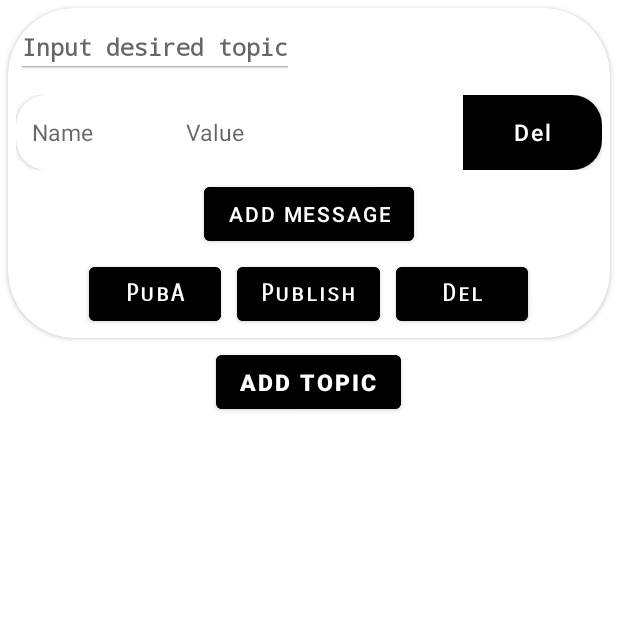
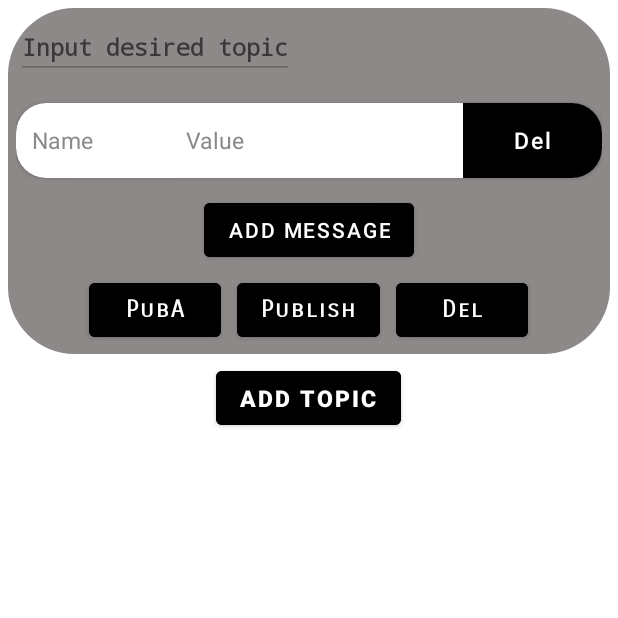
Before and after one commit to unknow0123456789/FakeData_MQTT, an Android app: the screen it shows after launch (MainActivity), after a tap on "ADD MESSAGE", on a phone screen of 412 x 824 dp, the top half of it. Run offline under Robolectric (Android 15) with nearby library versions, the phone set to English and light mode, and no system bars; libraries missing offline, so code that uses them is left out: org.eclipse.paho; 3 other taps on this screen came first.

Commit message:
Alpha 1.0 - full function (Unstable) Fix UI Glitch on Physical Device Exposing with bug related to data shifting Unfixed bug related to recyclerView control list

```diff
--- a/app/src/main/res/layout/activity_main.xml
+++ b/app/src/main/res/layout/activity_main.xml
@@ -5,7 +5,7 @@
     android:layout_width="match_parent"
     android:layout_height="match_parent"
     android:orientation="vertical"
-    android:backgroundTint="@color/white"
+    android:background="@color/white"
     tools:context=".MainActivity">
 
     <RelativeLayout
--- a/app/src/main/res/layout/message_box.xml
+++ b/app/src/main/res/layout/message_box.xml
@@ -4,6 +4,7 @@
     android:layout_height="50dp"
     xmlns:app="http://schemas.android.com/apk/res-auto"
     app:cardCornerRadius="@dimen/MessageBox_ConnerRadius"
+    android:layout_marginVertical="@dimen/MessageBox_Margin"
     >
     <LinearLayout
         android:layout_width="match_parent"
@@ -26,6 +27,7 @@
                 android:hint="Name"
                 android:textSize="@dimen/MessageBoxTextSize"
                 android:textColor="@color/black"
+                android:textColorHint="@color/gray"
                 android:padding="5dp"
                 ></EditText>
         </RelativeLayout>
@@ -45,6 +47,7 @@
                 android:hint="Value"
                 android:textSize="@dimen/MessageBoxTextSize"
                 android:textColor="@color/black"
+                android:textColorHint="@color/gray"
                 android:padding="5dp"
                 ></EditText>
         </RelativeLayout>
--- a/app/src/main/res/layout/message_card.xml
+++ b/app/src/main/res/layout/message_card.xml
@@ -10,6 +10,7 @@
     <RelativeLayout
         android:layout_width="match_parent"
         android:layout_height="wrap_content"
+        android:background="@color/gray"
         >
         <EditText
             android:layout_width="wrap_content"
@@ -47,6 +48,7 @@
             android:id="@+id/Card_RecyclerMessageBox"
             android:layout_below="@id/Card_LockBTN"
             android:visibility="gone"
+            android:backgroundTint="@color/gray"
             ></androidx.recyclerview.widget.RecyclerView>
         <Button
             android:layout_width="wrap_content"
@@ -56,6 +58,7 @@
             android:id="@+id/Card_AddMessage"
             android:backgroundTint="@color/black"
             android:text="Add Message"
+            android:textColor="@color/white"
             android:visibility="gone"
             ></Button>
         <Button
--- a/app/src/main/res/values/colors.xml
+++ b/app/src/main/res/values/colors.xml
@@ -7,4 +7,5 @@
     <color name="teal_700">#FF018786</color>
     <color name="black">#FF000000</color>
     <color name="white">#FFFFFFFF</color>
+    <color name="gray">#8E8989</color>
 </resources>
```
